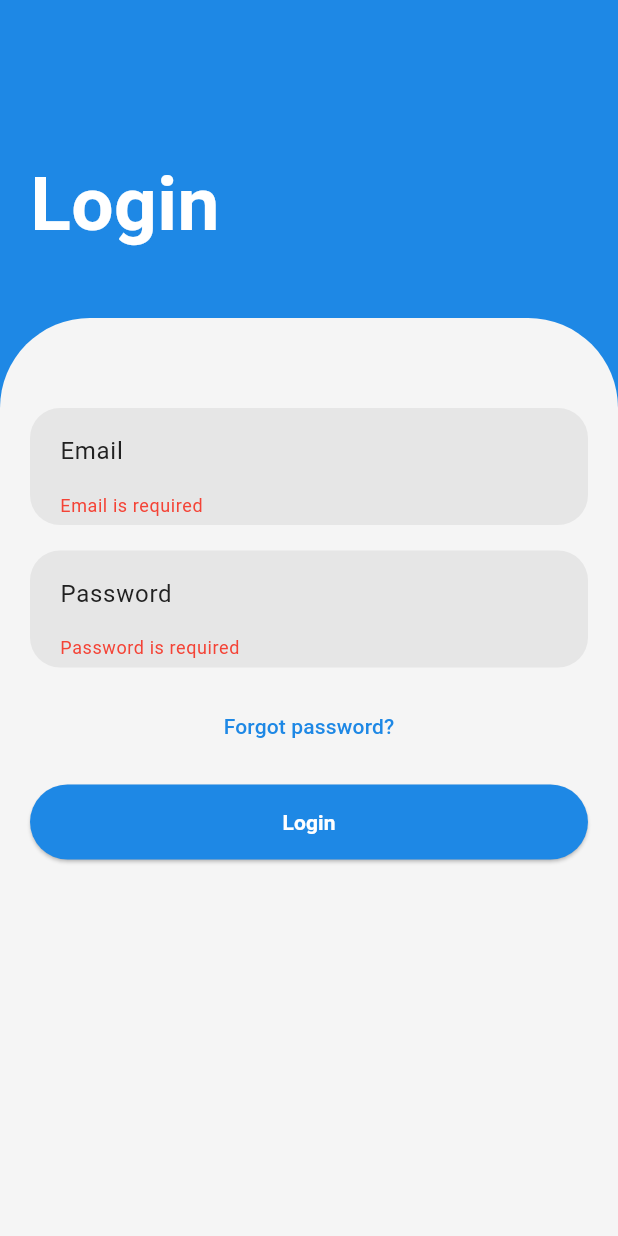
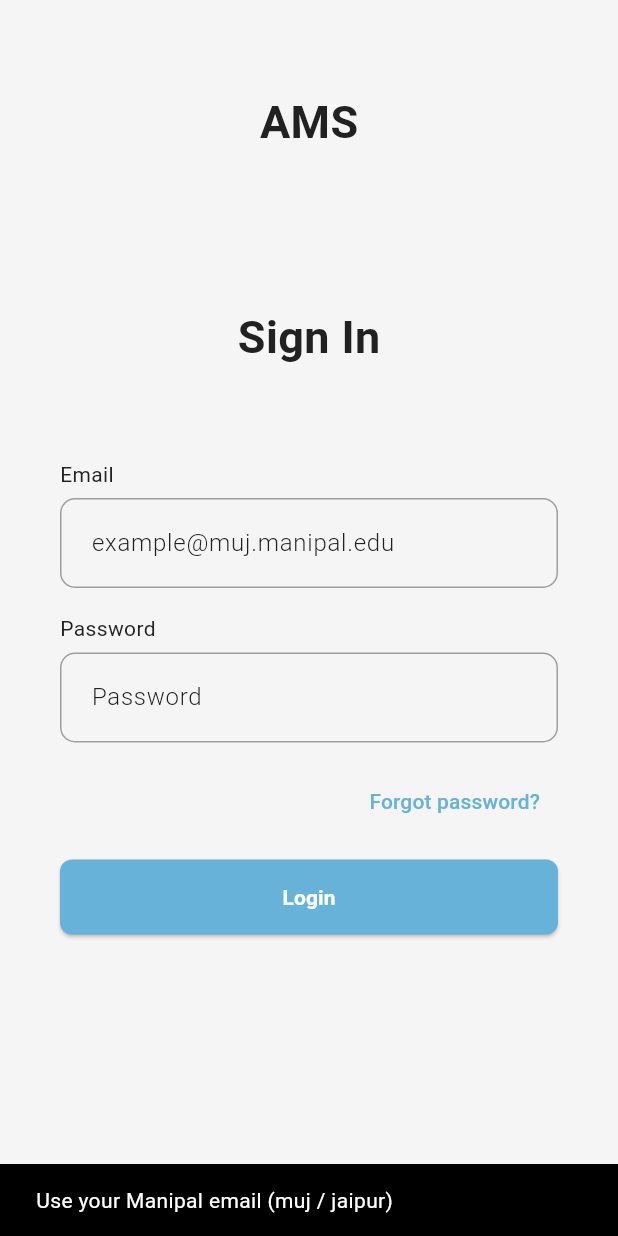
Before and after one commit to AMS-MUJ/Frontend, a Flutter app: the screen it shows after launch, after a tap on "Login", on a phone screen of 412 x 824 dp. Run offline on Flutter 3.47's test engine with Material 3 defaults, Android fonts, the phone set to English and light mode, and no system bars; our stand-ins replace flutter_riverpod, flutter_secure_storage, fpdart.

Commit message:
fix(ui): correct AuthField styling and layout

```diff
--- a/lib/core/theme/app_pallete.dart
+++ b/lib/core/theme/app_pallete.dart
@@ -1,10 +1,10 @@
 import 'package:flutter/material.dart';
 
 class AppPallete {
-  static const primary = Color(0xFF1E88E5);      // Blue
-  static const secondary = Color(0xFFFB8C00);    // Orange
-  static const background = Color(0xFFF5F5F5);   // Page background
-  static const text = Color(0xFF212121);         // Dark text
+  static const primary = Color(0xFF67B2D8);
+  static const secondary = Color(0xFFFB8C00); // Orange
+  static const background = Color(0xFFF5F5F5); // Page background
+  static const text = Color(0xFF212121); // Dark text
 }
 
 final ThemeData appTheme = ThemeData(
--- a/lib/features/auth/components/auth_field.dart
+++ b/lib/features/auth/components/auth_field.dart
@@ -5,11 +5,13 @@ class AuthField extends StatelessWidget {
   final TextEditingController controller;
   final bool isObscureText;
   final bool isEmail;
+  final String errorText;
 
   const AuthField({
     super.key,
-    required this.hintText,
+    this.hintText = "example@muj.manipal.edu",
     required this.controller,
+    required this.errorText,
     this.isObscureText = false,
     this.isEmail = false,
   });
@@ -20,25 +22,11 @@ class AuthField extends StatelessWidget {
       controller: controller,
       keyboardType: isEmail ? TextInputType.emailAddress : TextInputType.text,
       obscureText: isObscureText,
-      decoration: InputDecoration(border: InputBorder.none, hintText: hintText),
-      validator: (value) {
-        if (value == null || value.trim().isEmpty) {
-          return '$hintText is required';
-        }
-
-        if (isEmail) {
-          final email = value.trim().toLowerCase();
-          final regex = RegExp(
-            r'^[a-zA-Z0-9._%+-]+@(muj|jaipur)\.manipal\.edu$',
-          );
-
-          if (!regex.hasMatch(email)) {
-            return 'Use your Manipal email (muj / jaipur)';
-          }
-        }
-
-        return null;
-      },
+      decoration: InputDecoration(
+        border: InputBorder.none,
+        hintText: hintText,
+        hintStyle: TextStyle(fontWeight: FontWeight.w300),
+      ),
     );
   }
 }
--- a/lib/features/auth/presentation/pages/login_page.dart
+++ b/lib/features/auth/presentation/pages/login_page.dart
@@ -4,7 +4,8 @@ import 'package:flutter/material.dart';
 import 'package:flutter_riverpod/flutter_riverpod.dart';
 
 class LoginPage extends ConsumerStatefulWidget {
-  static route() => MaterialPageRoute(builder: (context) => const LoginPage());
+  static Route<void> route() =>
+      MaterialPageRoute(builder: (_) => const LoginPage());
 
   const LoginPage({super.key});
 
@@ -17,40 +18,26 @@ class _LoginPageState extends ConsumerState<LoginPage> {
   final TextEditingController passController = TextEditingController();
   final formKey = GlobalKey<FormState>();
 
+  late final ProviderSubscription<AuthState> _authListener;
+
   @override
   void initState() {
     super.initState();
-    // Optionally attempt to restore cached auth on page load
-    // ref.read(authNotifierProvider.notifier).loadCachedAuth();
-  }
 
-  @override
-  void dispose() {
-    emailController.dispose();
-    passController.dispose();
-    super.dispose();
-  }
-
-  void _showError(String message) {
-    ScaffoldMessenger.of(
-      context,
-    ).showSnackBar(SnackBar(content: Text(message)));
-  }
-
-  @override
-  Widget build(BuildContext context) {
-    final authState = ref.watch(authNotifierProvider);
-    // Listen for auth changes: success -> navigate; failure -> show SnackBar
-    ref.listen<AuthState>(authNotifierProvider, (previous, next) {
+    _authListener = ref.listenManual<AuthState>(authNotifierProvider, (
+      previous,
+      next,
+    ) {
+      // Show backend error only once
       if (next.failure != null && next.failure != previous?.failure) {
-        // show failure message
-        _showError(next.failure!.message);
+        ScaffoldMessenger.of(
+          context,
+        ).showSnackBar(SnackBar(content: Text(next.failure!.message)));
       }
 
-      // If newly signed in (auth becomes non-null), navigate based on role
+      // Navigate on successful login
       if (next.auth != null && previous?.auth == null) {
         final role = next.auth!.user.role.toLowerCase();
-        // Adjust routes '/teacher' and '/student' to your actual pages
         if (role == 'teacher') {
           Navigator.pushReplacementNamed(context, '/teacher');
         } else {
@@ -58,105 +45,132 @@ class _LoginPageState extends ConsumerState<LoginPage> {
         }
       }
     });
+  }
+
+  @override
+  void dispose() {
+    _authListener.close();
+    emailController.dispose();
+    passController.dispose();
+    super.dispose();
+  }
+
+  @override
+  Widget build(BuildContext context) {
+    final authState = ref.watch(authNotifierProvider);
 
     return Scaffold(
-      backgroundColor: Theme.of(context).colorScheme.primary,
-      body: Container(
-        width: double.infinity,
-        child: Form(
-          key: formKey,
-          child: Column(
-            crossAxisAlignment: CrossAxisAlignment.start,
-            children: <Widget>[
-              const SizedBox(height: 80),
-              // Header
-              Padding(
-                padding: const EdgeInsets.all(20),
-                child: Column(
-                  crossAxisAlignment: CrossAxisAlignment.start,
-                  children: const [
-                    Text(
-                      "Login",
+      body: SafeArea(
+        child: SingleChildScrollView(
+          child: Form(
+            key: formKey,
+            autovalidateMode: AutovalidateMode.onUserInteraction,
+            child: Padding(
+              padding: const EdgeInsets.all(20),
+              child: Column(
+                crossAxisAlignment: CrossAxisAlignment.start,
+                children: [
+                  const SizedBox(height: 40),
+
+                  // App title
+                  const Center(
+                    child: Text(
+                      "AMS",
                       style: TextStyle(
-                        color: Colors.white,
-                        fontSize: 50,
+                        fontSize: 30,
                         fontWeight: FontWeight.bold,
                       ),
                     ),
-                  ],
-                ),
-              ),
-              const SizedBox(height: 20),
+                  ),
 
-              // White bottom container
-              Expanded(
-                child: Container(
-                  decoration: BoxDecoration(
-                    color: Theme.of(context).colorScheme.surface,
-                    borderRadius: const BorderRadius.only(
-                      topLeft: Radius.circular(60),
-                      topRight: Radius.circular(60),
+                  const SizedBox(height: 100),
+
+                  // Page title
+                  const Center(
+                    child: Text(
+                      "Sign In",
+                      style: TextStyle(
+                        fontSize: 30,
+                        fontWeight: FontWeight.bold,
+                      ),
                     ),
                   ),
-                  child: Padding(
+
+                  const SizedBox(height: 40),
+
+                  // Form container
+                  Padding(
                     padding: const EdgeInsets.all(20),
                     child: Column(
+                      crossAxisAlignment: CrossAxisAlignment.start,
                       children: [
-                        const SizedBox(height: 40),
+                        const Text("Email"),
 
-                        // Email TextField
+                        const SizedBox(height: 6),
+
                         Container(
                           padding: const EdgeInsets.symmetric(
                             horizontal: 20,
                             vertical: 5,
                           ),
-                          decoration: const BoxDecoration(
-                            color: Color(0xFFE6E6E6),
-                            borderRadius: BorderRadius.all(Radius.circular(20)),
+                          decoration: BoxDecoration(
+                            borderRadius: const BorderRadius.all(
+                              Radius.circular(10),
+                            ),
+                            border: Border.all(
+                              color: Theme.of(context).colorScheme.outline,
+                              width: 1,
+                            ),
                           ),
                           child: AuthField(
-                            hintText: "Email",
                             controller: emailController,
                             isEmail: true,
+                            errorText: "Enter registered email!",
                           ),
                         ),
 
                         const SizedBox(height: 17),
 
-                        // Password TextField
+                        const Text("Password"),
+
+                        const SizedBox(height: 6),
+
                         Container(
                           padding: const EdgeInsets.symmetric(
                             horizontal: 20,
                             vertical: 5,
                           ),
-                          decoration: const BoxDecoration(
-                            color: Color(0xFFE6E6E6),
-                            borderRadius: BorderRadius.all(Radius.circular(20)),
+                          decoration: BoxDecoration(
+                            borderRadius: const BorderRadius.all(
+                              Radius.circular(10),
+                            ),
+                            border: Border.all(
+                              color: Theme.of(context).colorScheme.outline,
+                              width: 1,
+                            ),
                           ),
                           child: AuthField(
+                            controller: passController,
                             hintText: "Password",
-                            controller: passController,
                             isObscureText: true,
+                            errorText: "Enter password",
                           ),
                         ),
 
                         const SizedBox(height: 15),
 
-                        TextButton(
-                          onPressed: () {
-                            // TODO: Navigate to forgot password page
-                            print("Forgot Password pressed");
-                          },
-                          style: TextButton.styleFrom(
-                            padding: EdgeInsets.zero,
-                            minimumSize: Size(0, 0),
-                          ),
-                          child: Text(
-                            "Forgot password?",
-                            style: TextStyle(
-                              color: Theme.of(context).colorScheme.primary,
-                              fontSize: 14,
-                              fontWeight: FontWeight.w500,
+                        Align(
+                          alignment: Alignment.centerRight,
+                          child: TextButton(
+                            onPressed: () {
+                              // TODO: Forgot password
+                            },
+                            child: Text(
+                              "Forgot password?",
+                              style: TextStyle(
+                                color: Theme.of(context).colorScheme.primary,
+                                fontWeight: FontWeight.w500,
+                              ),
                             ),
                           ),
                         ),
@@ -171,24 +185,50 @@ class _LoginPageState extends ConsumerState<LoginPage> {
                             onPressed: authState.loading
                                 ? null
                                 : () {
-                                    // Run form validators
+                                    // Required field validation
                                     if (!(formKey.currentState?.validate() ??
                                         false)) {
                                       return;
                                     }
 
-                                    final email = emailController.text.trim();
+                                    final email = emailController.text
+                                        .trim()
+                                        .toLowerCase();
                                     final password = passController.text.trim();
 
-                                    // Call notifier to login
+                                    // Domain validation → SnackBar
+                                    final emailRegex = RegExp(
+                                      r'^[a-zA-Z0-9._%+-]+@(muj|jaipur)\.manipal\.edu$',
+                                    );
+
+                                    if (!emailRegex.hasMatch(email)) {
+                                      ScaffoldMessenger.of(
+                                        context,
+                                      ).showSnackBar(
+                                        const SnackBar(
+                                          content: Text(
+                                            'Use your Manipal email (muj / jaipur)',
+                                          ),
+                                        ),
+                                      );
+                                      return;
+                                    }
+
+                                    // Call API
                                     ref
                                         .read(authNotifierProvider.notifier)
                                         .login(email, password);
                                   },
+
                             style: ElevatedButton.styleFrom(
                               backgroundColor: Theme.of(
                                 context,
                               ).colorScheme.primary,
+                              shape: RoundedRectangleBorder(
+                                borderRadius: BorderRadius.circular(
+                                  8,
+                                ), // 👈 here
+                              ),
                             ),
                             child: authState.loading
                                 ? const SizedBox(
@@ -213,9 +253,9 @@ class _LoginPageState extends ConsumerState<LoginPage> {
                       ],
                     ),
                   ),
-                ),
+                ],
               ),
-            ],
+            ),
           ),
         ),
       ),
```
